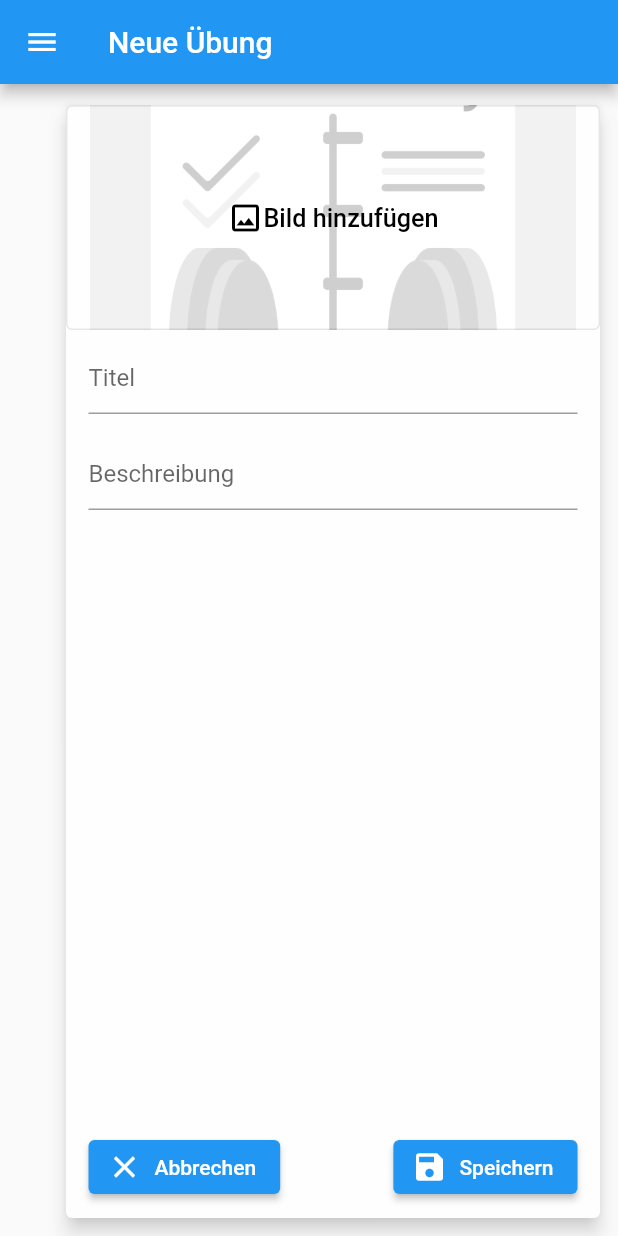
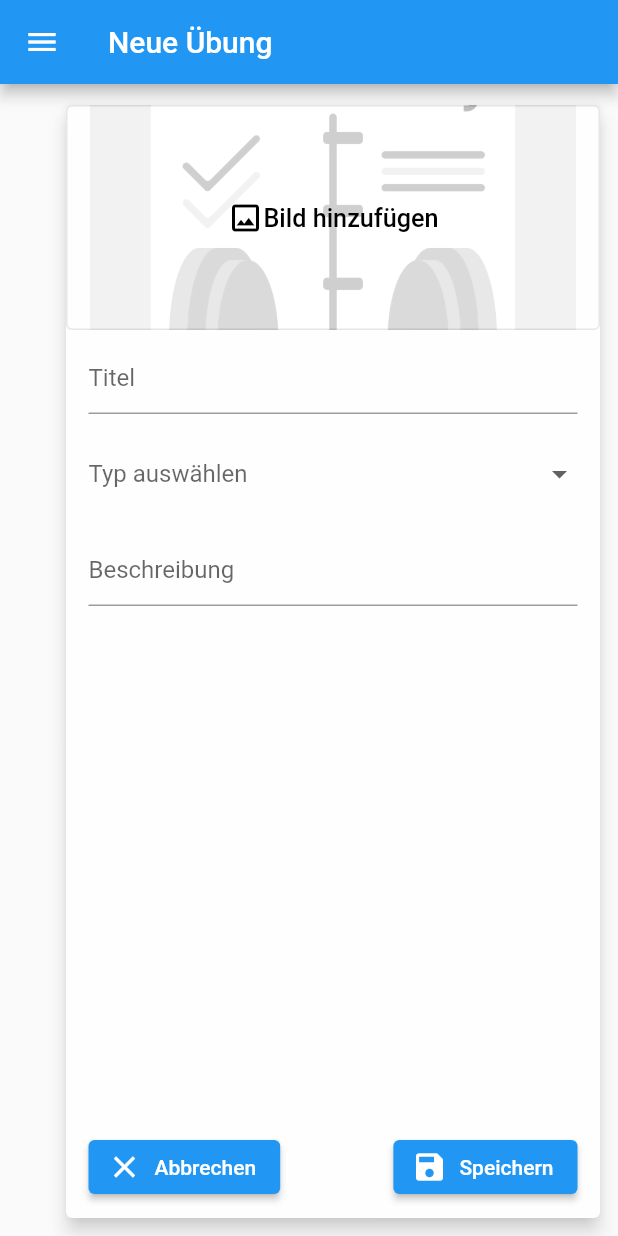
Before and after one commit to thierrypascal/NativeTraining, a Flutter app: the CreateExercise widget shown alone on an empty page, opened directly, on a phone screen of 412 x 824 dp. Run offline on Flutter 3.47's test engine with Material 2 defaults, Android fonts, the phone set to English and light mode, and no system bars; our stand-ins replace cached_network_image, cloud_firestore, extended_image, firebase_auth, firebase_core, firebase_storage and 5 more; missing offline and left inert: image_editor; accounts and stored records are empty; network calls fail.

Commit message:
added exercise type

```diff
--- a/lib/models/exercise.dart
+++ b/lib/models/exercise.dart
@@ -24,6 +24,9 @@ class Exercise extends ChangeNotifier implements InformationObject {
   @override
   String imageURL;
 
+  ///The type of the exercise, 0 = undefined, 1 = warmup, 2 = workout, 3 = cooldown
+  int type;
+
   ///Owner of the exercise
   DocumentReference reference;
 
@@ -39,6 +42,7 @@ class Exercise extends ChangeNotifier implements InformationObject {
     title = '';
     description = '';
     imageURL = '';
+    type = 0;
     _isEmpty = true;
   }
 
@@ -51,6 +55,7 @@ class Exercise extends ChangeNotifier implements InformationObject {
         title = map.containsKey('title') ? map['title'] as String : '',
         description = map.containsKey('description') ? map['description'] as String : '',
         imageURL = map.containsKey('imageURL') ? map['imageURL'] as String : '',
+        type = map.containsKey('type') ? map['type'] as int : 0,
         _isEmpty = false;
 
   /// loads an exercise form a database snapshot
@@ -70,6 +75,7 @@ class Exercise extends ChangeNotifier implements InformationObject {
       'title': title,
       'description': description,
       'imageURL': imageURL,
+      'type': type,
       'owner' : owner,
     });
   }
--- a/lib/models/exercise_type.dart
+++ /dev/null
@@ -1,6 +0,0 @@
-enum ExerciseType {
-  WARMUP,
-  WORKOUT,
-  COOLDOWN,
-  UNDEFINED,
-}
--- a/lib/pages/exercise_page/create_exercise.dart
+++ b/lib/pages/exercise_page/create_exercise.dart
@@ -30,6 +30,8 @@ class _CreateExerciseState extends State<CreateExercise> {
   bool _saveRequested = false;
   String _title;
   String _description;
+  String _selectedType;
+  final _type = ['Anderes', 'Aufw\u00E4rmen', 'Training', 'Dehnen'];
 
   @override
   Widget build(BuildContext context) {
@@ -66,6 +68,7 @@ class _CreateExerciseState extends State<CreateExercise> {
             exercise.title = _title;
             exercise.description = _description;
             exercise.owner = user.userUUID;
+            exercise.type = ServiceProvider.instance.exerciseService.getAbstractFromType(_selectedType);
             await exercise.saveExercise();
             user.addExercise(exercise);
             Navigator.of(context).pushReplacement(MaterialPageRoute(
@@ -110,6 +113,23 @@ class _CreateExerciseState extends State<CreateExercise> {
               ),
               Padding(
                 padding: const EdgeInsets.fromLTRB(15, 8, 15, 8),
+                child: DropdownButtonHideUnderline(
+                  child: DropdownButton(
+                    isExpanded: true,
+                    value: _selectedType,
+                    onChanged: (value) => setState(() => _selectedType = value),
+                    hint: const Text('Typ auswählen'),
+                    items: _type.map((String dropDownStringItem) {
+                      return DropdownMenuItem<String>(
+                        value: dropDownStringItem,
+                        child: Text(dropDownStringItem),
+                      );
+                    }).toList(),
+                  ),
+                ),
+              ),
+              Padding(
+                padding: const EdgeInsets.fromLTRB(15, 8, 15, 8),
                 child: TextFormField(
                   maxLines: null,
                   initialValue: exercise.description,
```
Also changed, not shown: lib/components/show_dialog.dart (+34 -1 lines), lib/pages/exercise_page/edit_exercise.dart (+28 -0 lines), lib/pages/exercise_page/show_exercise.dart (+14 -3 lines), lib/services/exercise_service.dart (+40 -0 lines).
